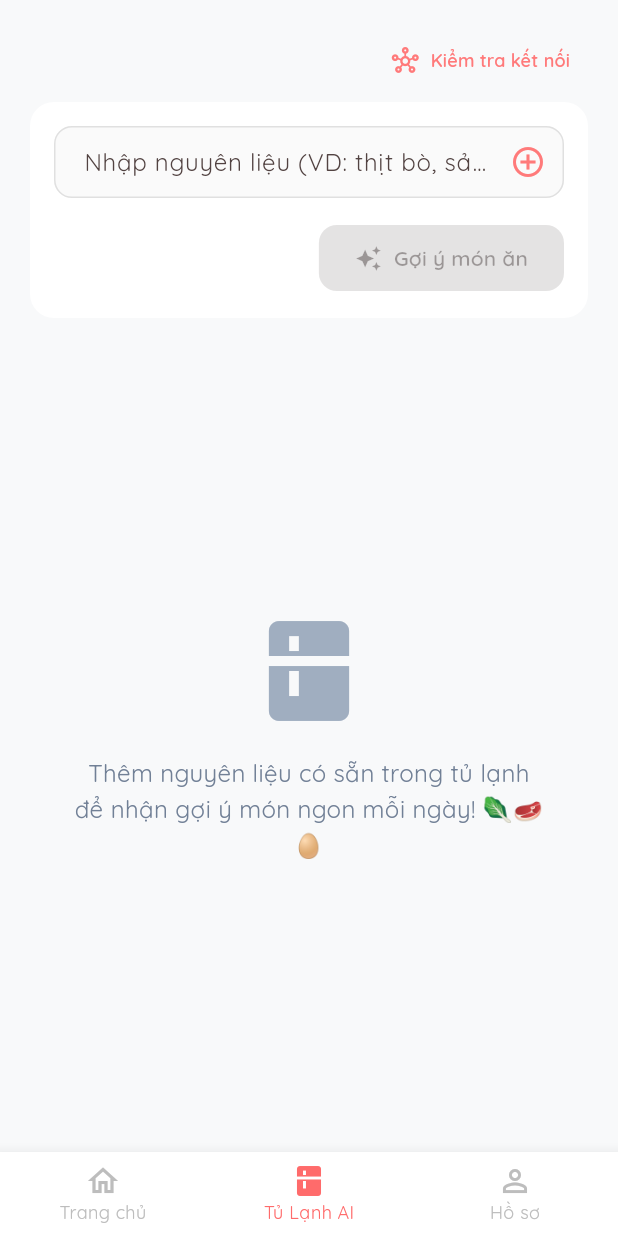
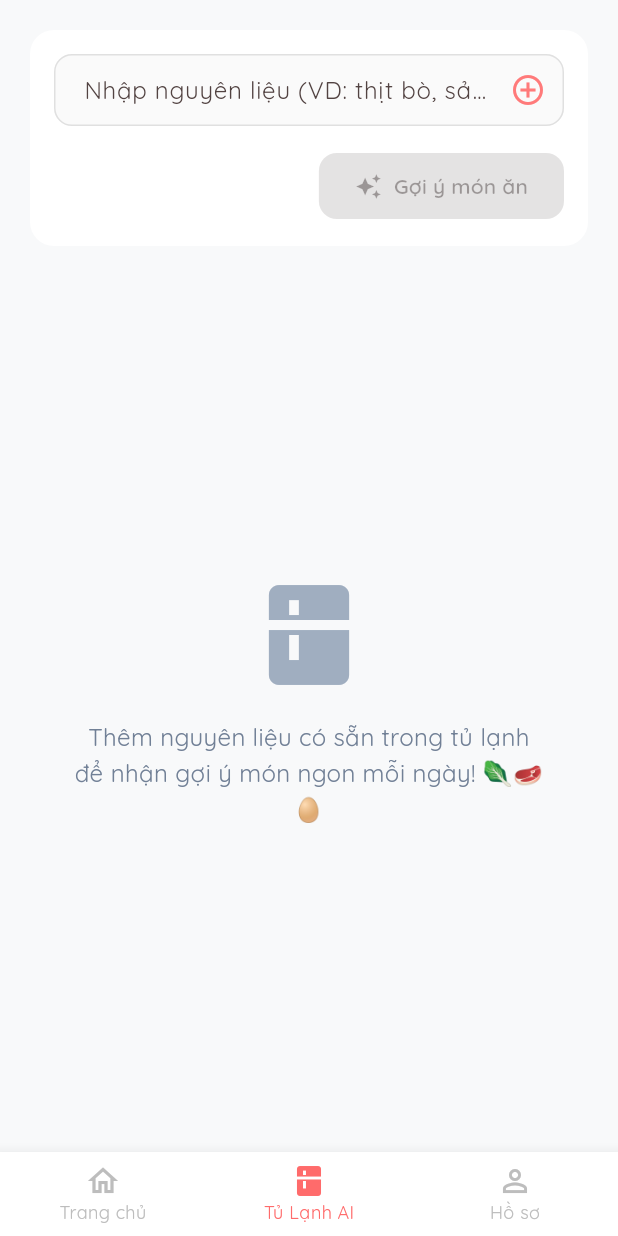
Before and after one commit to nhoton2004/Today-sEats, a Flutter app: the MainScreen screen opened by its route, item 2 of the bottom bar chosen, on a phone screen of 412 x 824 dp. Run offline on Flutter 3.47's test engine with Material 3 defaults, Android fonts, the phone set to English and light mode, and no system bars; our stand-ins replace confetti, connectivity_plus, firebase_auth, firebase_core, google_fonts, google_sign_in and 4 more; accounts and stored records are empty; generated files the repository leaves out were written again; network calls fail.

Commit message:
Loại bỏ giao diện kiểm tra trạng thái kết nối và logic nhà cung cấp liên quan.

```diff
--- a/lib/features/2_fridge_ai/fridge_ai_provider.dart
+++ b/lib/features/2_fridge_ai/fridge_ai_provider.dart
@@ -173,45 +173,7 @@ class FridgeAIProvider with ChangeNotifier {
   }
 
   // Connection States
-  bool? _isBackendOk;
-  bool? _isGeminiOk;
-  String? _connectionMessage;
 
-  bool? get isBackendOk => _isBackendOk;
-  bool? get isGeminiOk => _isGeminiOk;
-  String? get connectionMessage => _connectionMessage;
-
-  Future<void> checkConnection() async {
-    _isLoading = true;
-    _connectionMessage = "Đang kiểm tra kết nối...";
-    notifyListeners();
-
-    // 1. Check Backend
-    _isBackendOk = await _aiService.checkBackendHealth();
-
-    if (!_isBackendOk!) {
-      _connectionMessage = "Lỗi: Không kết nối được Server Node.js (Backend).";
-      _isGeminiOk = null;
-    } else {
-      // 2. Check Gemini
-      final geminiStatus = await _aiService.checkGeminiHealth();
-      _isGeminiOk = geminiStatus['ok'] == true;
-
-      if (_isGeminiOk!) {
-        _connectionMessage = "Kết nối ổn định! (Backend: OK, Gemini: ${_formatLatency(geminiStatus['latencyMs'])})";
-      } else {
-        _connectionMessage = "Lỗi Gemini: ${geminiStatus['message'] ?? 'Unknown Error'}";
-      }
-    }
-
-    _isLoading = false;
-    notifyListeners();
-  }
-
-  String _formatLatency(dynamic ms) {
-    if (ms == null) return "?ms";
-    return "${ms}ms";
-  }
 
   void clearSuggestion() {
     _suggestedDishes = [];
--- a/lib/features/2_fridge_ai/fridge_ai_view.dart
+++ b/lib/features/2_fridge_ai/fridge_ai_view.dart
@@ -46,56 +46,7 @@ class _FridgeAIViewState extends State<FridgeAIView> {
         crossAxisAlignment: CrossAxisAlignment.stretch,
         children: [
           // --- Connection Check (Debug) ---
-           Row(
-            mainAxisAlignment: MainAxisAlignment.end,
-            children: [
-              TextButton.icon(
-                onPressed: provider.isLoading ? null : () => provider.checkConnection(),
-                icon: const Icon(Icons.hub_outlined, size: 18),
-                label: const Text('Kiểm tra kết nối', style: TextStyle(fontSize: 12)),
-              ),
-            ],
-          ),
-          if (provider.connectionMessage != null) ...[
-            Container(
-              margin: const EdgeInsets.only(bottom: 12),
-              padding: const EdgeInsets.all(12),
-              decoration: BoxDecoration(
-                color: (provider.isBackendOk == true && provider.isGeminiOk == true)
-                    ? Colors.green.shade50
-                    : Colors.red.shade50,
-                borderRadius: BorderRadius.circular(8),
-                border: Border.all(
-                  color: (provider.isBackendOk == true && provider.isGeminiOk == true)
-                      ? Colors.green
-                      : Colors.red,
-                  width: 1
-                ),
-              ),
-              child: Row(
-                children: [
-                   Icon(
-                    (provider.isBackendOk == true && provider.isGeminiOk == true) ? Icons.check_circle : Icons.error,
-                    color: (provider.isBackendOk == true && provider.isGeminiOk == true) ? Colors.green : Colors.red,
-                  ),
-                  const SizedBox(width: 12),
-                  Expanded(
-                    child: Text(
-                      provider.connectionMessage!,
-                      maxLines: 2,
-                      overflow: TextOverflow.ellipsis,
-                      style: TextStyle(
-                        color: (provider.isBackendOk == true && provider.isGeminiOk == true)
-                            ? Colors.green.shade900
-                            : Colors.red.shade900,
-                        fontWeight: FontWeight.w500
-                      ),
-                    ),
-                  ),
-                ],
-              ),
-            )
-          ],
+
 
           // --- 1. Control Card (Input & Management) ---
           CustomCard(
```
